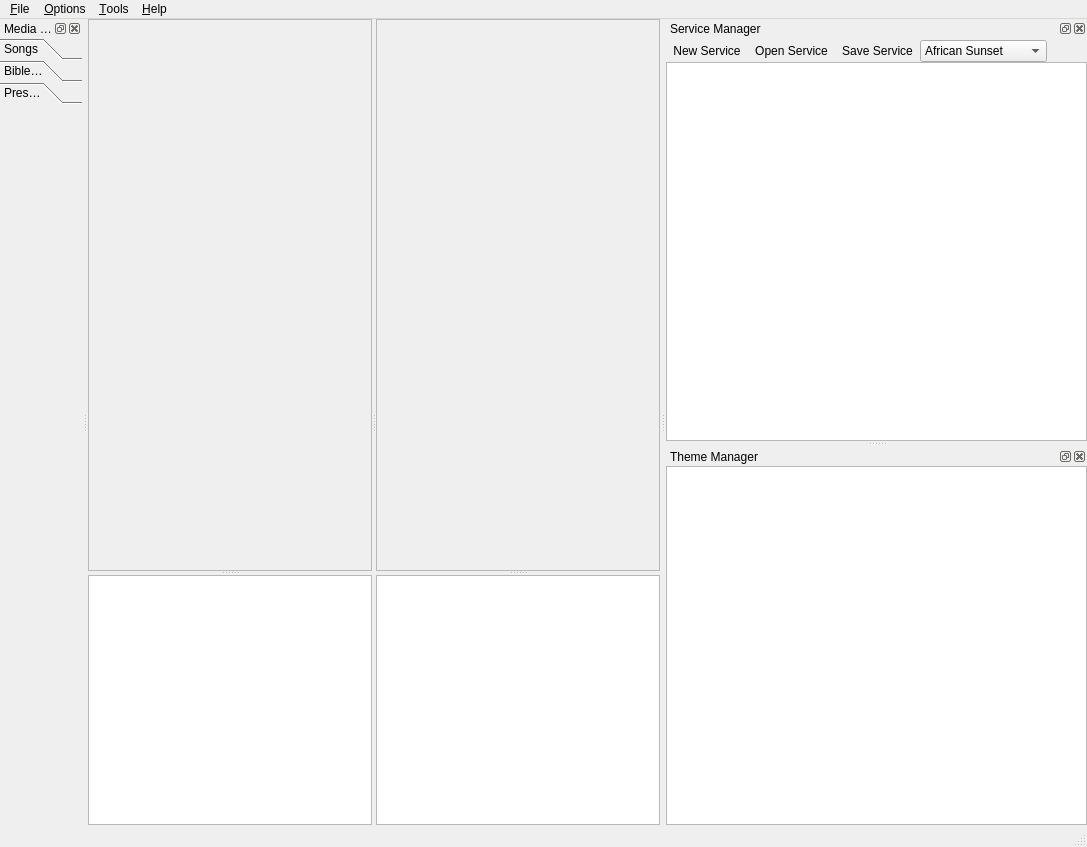
Qt form openlp/resources/forms/mainwindow.ui (zonArt/openlp) before a commit.
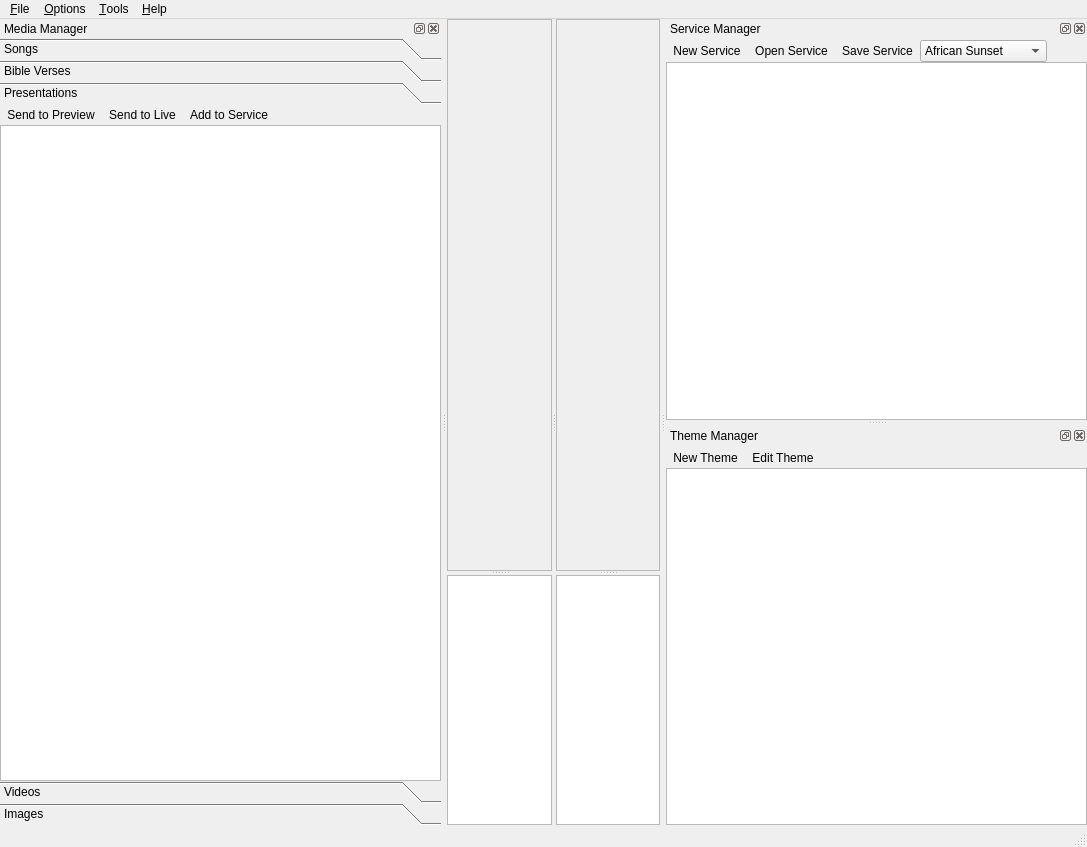
The same form after that commit. The open tabs and pages were chosen to show the change. Icons and pictures are not drawn.

Commit message: Rearranged the images, added some more stuff to the main form.

Patch:
```diff
--- a/openlp/resources/forms/mainwindow.ui
+++ b/openlp/resources/forms/mainwindow.ui
@@ -59,7 +59,7 @@
              <rect>
               <x>0</x>
               <y>0</y>
-              <width>257</width>
+              <width>256</width>
               <height>536</height>
              </rect>
             </property>
@@ -99,7 +99,7 @@
              <rect>
               <x>0</x>
               <y>0</y>
-              <width>257</width>
+              <width>256</width>
               <height>536</height>
              </rect>
             </property>
@@ -374,20 +374,145 @@
          <rect>
           <x>0</x>
           <y>0</y>
-          <width>291</width>
-          <height>692</height>
+          <width>256</width>
+          <height>638</height>
          </rect>
         </property>
         <attribute name="label" >
          <string>Presentations</string>
         </attribute>
+        <attribute name="icon" >
+         <iconset resource="../images/openlp-2.qrc" >
+          <normaloff>:/media/media_presentation.png</normaloff>:/media/media_presentation.png</iconset>
+        </attribute>
+        <layout class="QVBoxLayout" name="PresentationsLayout" >
+         <property name="spacing" >
+          <number>0</number>
+         </property>
+         <property name="margin" >
+          <number>0</number>
+         </property>
+         <item>
+          <widget class="QWidget" native="1" name="PresentationsToolbar" >
+           <layout class="QHBoxLayout" name="PresentationsToolbarLayout" >
+            <property name="spacing" >
+             <number>0</number>
+            </property>
+            <property name="margin" >
+             <number>0</number>
+            </property>
+            <item>
+             <widget class="QToolButton" name="PresentationPreviewItem" >
+              <property name="text" >
+               <string>Send to Preview</string>
+              </property>
+              <property name="icon" >
+               <iconset resource="../images/openlp-2.qrc" >
+                <normaloff>:/system/system_preview.png</normaloff>:/system/system_preview.png</iconset>
+              </property>
+              <property name="iconSize" >
+               <size>
+                <width>22</width>
+                <height>22</height>
+               </size>
+              </property>
+              <property name="autoRaise" >
+               <bool>true</bool>
+              </property>
+             </widget>
+            </item>
+            <item>
+             <widget class="QToolButton" name="PresentationLiveItem" >
+              <property name="text" >
+               <string>Send to Live</string>
+              </property>
+              <property name="icon" >
+               <iconset resource="../images/openlp-2.qrc" >
+                <normaloff>:/system/system_live.png</normaloff>:/system/system_live.png</iconset>
+              </property>
+              <property name="iconSize" >
+               <size>
+                <width>22</width>
+                <height>22</height>
+               </size>
+              </property>
+              <property name="autoRaise" >
+               <bool>true</bool>
+              </property>
+             </widget>
+            </item>
+            <item>
+             <widget class="QToolButton" name="PresentationAddItem" >
+              <property name="text" >
+               <string>Add to Service</string>
+              </property>
+              <property name="icon" >
+               <iconset resource="../images/openlp-2.qrc" >
+                <normaloff>:/system/system_add.png</normaloff>:/system/system_add.png</iconset>
+              </property>
+              <property name="iconSize" >
+               <size>
+                <width>22</width>
+                <height>22</height>
+               </size>
+              </property>
+              <property name="autoRaise" >
+               <bool>true</bool>
+              </property>
+             </widget>
+            </item>
+            <item>
+             <spacer name="PresentationSpacer" >
+              <property name="orientation" >
+               <enum>Qt::Horizontal</enum>
+              </property>
+              <property name="sizeHint" stdset="0" >
+               <size>
+                <width>166</width>
+                <height>20</height>
+               </size>
+              </property>
+             </spacer>
+            </item>
+           </layout>
+          </widget>
+         </item>
+         <item>
+          <widget class="QTableWidget" name="PresentationsList" />
+         </item>
+        </layout>
+       </widget>
+       <widget class="QWidget" name="VideosPage" >
+        <attribute name="label" >
+         <string>Videos</string>
+        </attribute>
+        <attribute name="icon" >
+         <iconset resource="../images/openlp-2.qrc" >
+          <normaloff>:/media/media_video.png</normaloff>:/media/media_video.png</iconset>
+        </attribute>
+       </widget>
+       <widget class="QWidget" name="ImagesPage" >
+        <attribute name="label" >
+         <string>Images</string>
+        </attribute>
+        <attribute name="icon" >
+         <iconset resource="../images/openlp-2.qrc" >
+          <normaloff>:/media/media_image.png</normaloff>:/media/media_image.png</iconset>
+        </attribute>
        </widget>
       </widget>
      </item>
     </layout>
    </widget>
   </widget>
-  <widget class="QDockWidget" name="OrderOfServiceDock" >
+  <widget class="QDockWidget" name="ServiceManagerDock" >
+   <property name="windowIcon" >
+    <iconset resource="../images/openlp-2.qrc" >
+     <normaloff>:/system/system_servicemanager.png</normaloff>:/system/system_servicemanager.png</iconset>
+   </property>
+   <property name="features" >
+    <set>QDockWidget::AllDockWidgetFeatures</set>
+   </property>
    <property name="windowTitle" >
     <string>Service Manager</string>
    </property>
@@ -535,10 +660,87 @@
     <number>2</number>
    </attribute>
    <widget class="QWidget" name="ThemeManagerContents" >
-    <layout class="QVBoxLayout" name="verticalLayout_2" >
+    <layout class="QVBoxLayout" name="ThemeManagerLayout" >
+     <property name="spacing" >
+      <number>0</number>
+     </property>
      <property name="margin" >
       <number>0</number>
      </property>
+     <item>
+      <widget class="QWidget" native="1" name="ThemeManagerToolbar" >
+       <layout class="QHBoxLayout" name="ThemeManagerToolbarLayout" >
+        <property name="spacing" >
+         <number>0</number>
+        </property>
+        <property name="leftMargin" >
+         <number>0</number>
+        </property>
+        <property name="topMargin" >
+         <number>2</number>
+        </property>
+        <property name="rightMargin" >
+         <number>0</number>
+        </property>
+        <property name="bottomMargin" >
+         <number>0</number>
+        </property>
+        <item>
+         <widget class="QToolButton" name="ThemeNewItem" >
+          <property name="text" >
+           <string>New Theme</string>
+          </property>
+          <property name="icon" >
+           <iconset resource="../images/openlp-2.qrc" >
+            <normaloff>:/themes/theme_new.png</normaloff>:/themes/theme_new.png</iconset>
+          </property>
+          <property name="iconSize" >
+           <size>
+            <width>22</width>
+            <height>22</height>
+           </size>
+          </property>
+          <property name="autoRaise" >
+           <bool>true</bool>
+          </property>
+         </widget>
+        </item>
+        <item>
+         <widget class="QToolButton" name="ThemeEditItem" >
+          <property name="text" >
+           <string>Edit Theme</string>
+          </property>
+          <property name="icon" >
+           <iconset resource="../images/openlp-2.qrc" >
+            <normaloff>:/themes/theme_edit.png</normaloff>:/themes/theme_edit.png</iconset>
+          </property>
+          <property name="iconSize" >
+           <size>
+            <width>22</width>
+            <height>22</height>
+           </size>
+          </property>
+          <property name="autoRaise" >
+           <bool>true</bool>
+          </property>
+         </widget>
+        </item>
+        <item>
+         <spacer name="horizontalSpacer" >
+          <property name="orientation" >
+           <enum>Qt::Horizontal</enum>
+          </property>
+          <property name="sizeHint" stdset="0" >
+           <size>
+            <width>201</width>
+            <height>20</height>
+           </size>
+          </property>
+         </spacer>
+        </item>
+       </layout>
+      </widget>
+     </item>
      <item>
       <widget class="QListView" name="ThemeManagerListView" />
      </item>
```
Left out of the diff: 640 changed lines with no effect on the pictures. The commit also changes 36 other files.
